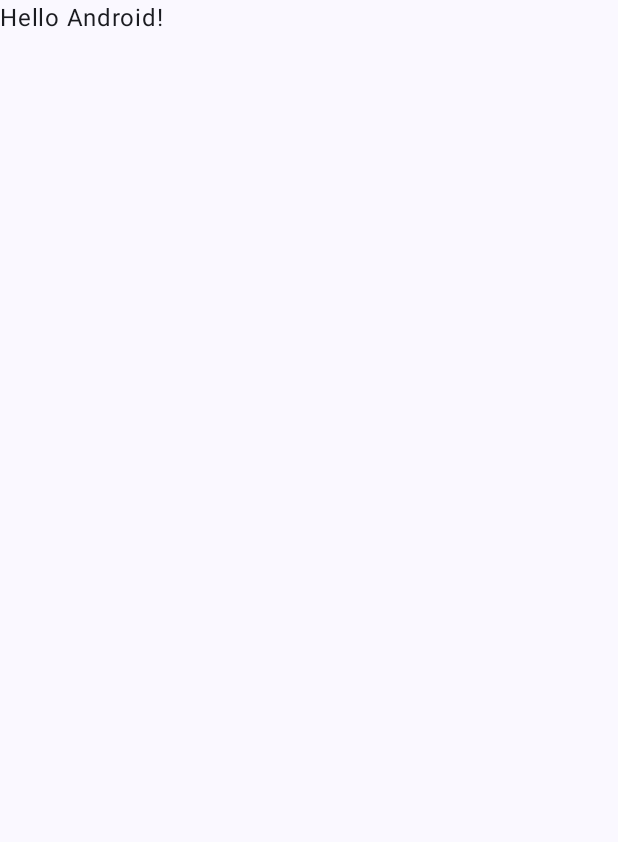
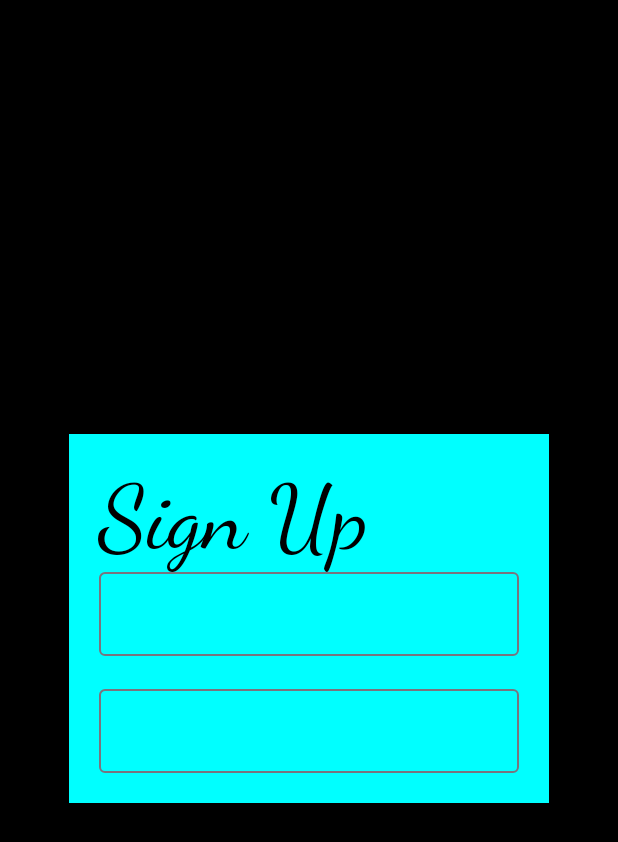
Before and after one commit to Royweru/Mega-Application, an Android app built with Jetpack Compose: the SignupActivity screen opened directly, with no data from a screen before it, on a phone screen of 412 x 824 dp. Before the commit the part shown is almost empty. Shown: the top 842 px of the screen. Run offline under Robolectric (Android 15) with nearby library versions, the phone set to English and light mode, and no system bars.

Commit message:
Sign up activity

```diff
--- a/app/src/main/java/com/example/megaapp/SignupActivity.kt
+++ b/app/src/main/java/com/example/megaapp/SignupActivity.kt
@@ -3,44 +3,73 @@ package com.example.megaapp
 import android.os.Bundle
 import androidx.activity.ComponentActivity
 import androidx.activity.compose.setContent
+import androidx.compose.foundation.background
+import androidx.compose.foundation.layout.Arrangement
+import androidx.compose.foundation.layout.Column
+import androidx.compose.foundation.layout.Spacer
 import androidx.compose.foundation.layout.fillMaxSize
+import androidx.compose.foundation.layout.height
+import androidx.compose.foundation.layout.padding
+import androidx.compose.material3.ExperimentalMaterial3Api
 import androidx.compose.material3.MaterialTheme
+import androidx.compose.material3.OutlinedTextField
 import androidx.compose.material3.Surface
 import androidx.compose.material3.Text
 import androidx.compose.runtime.Composable
+import androidx.compose.runtime.MutableState
+import androidx.compose.runtime.getValue
+import androidx.compose.runtime.mutableStateOf
+import androidx.compose.runtime.remember
+import androidx.compose.runtime.setValue
+import androidx.compose.ui.Alignment
 import androidx.compose.ui.Modifier
+import androidx.compose.ui.graphics.Color
+import androidx.compose.ui.text.font.FontFamily
 import androidx.compose.ui.tooling.preview.Preview
+import androidx.compose.ui.unit.dp
+import androidx.compose.ui.unit.sp
 import com.example.megaapp.ui.theme.ui.theme.MegaAppTheme
 
 class SignupActivity : ComponentActivity() {
     override fun onCreate(savedInstanceState: Bundle?) {
         super.onCreate(savedInstanceState)
         setContent {
-            MegaAppTheme {
-                // A surface container using the 'background' color from the theme
-                Surface(
-                    modifier = Modifier.fillMaxSize(),
-                    color = MaterialTheme.colorScheme.background
-                ) {
-                    Greeting2("Android")
-                }
-            }
+          outerLayout()
         }
     }
 }
 
-@Composable
-fun Greeting2(name: String, modifier: Modifier = Modifier) {
-    Text(
-        text = "Hello $name!",
-        modifier = modifier
-    )
-}
 
+
+@OptIn(ExperimentalMaterial3Api::class)
 @Preview(showBackground = true)
 @Composable
-fun GreetingPreview2() {
-    MegaAppTheme {
-        Greeting2("Android")
+fun outerLayout(){
+    var username by remember {
+       mutableStateOf("")
     }
+    var password by remember {
+        mutableStateOf("")
+    }
+    Column( modifier = Modifier
+        .background(color = Color.Black)
+        .fillMaxSize(),
+        verticalArrangement = Arrangement.Center,
+        horizontalAlignment = Alignment.CenterHorizontally
+    ) {
+
+        Column(
+            modifier = Modifier
+                .background(color = Color.Cyan)
+                .padding(all = 20.dp),
+            verticalArrangement = Arrangement.Center,
+        ) {
+            Text(text = "Sign Up", fontFamily = FontFamily.Cursive, fontSize = 60.sp)
+            OutlinedTextField(value = username, onValueChange ={username})
+            Spacer(modifier = Modifier.height(22.dp))
+            OutlinedTextField(value = password, onValueChange ={password} )
+
+        }
+    }
+
 }
```
